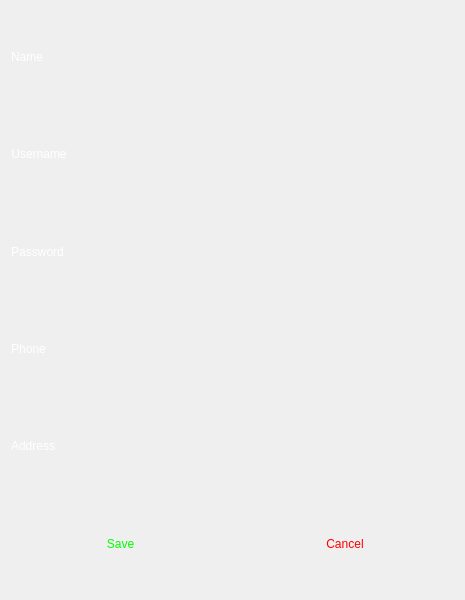
Above: SkullKing/LoginClasses/signup.ui from danialmd81/skull-king before the change. Below: the same form after it.
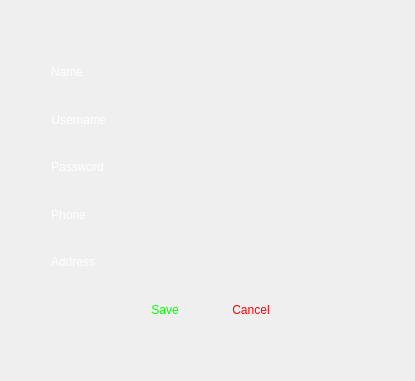
That is the form after the change. Icons and pictures are not drawn.

```diff
--- a/SkullKing/LoginClasses/signup.ui
+++ b/SkullKing/LoginClasses/signup.ui
@@ -9,22 +9,16 @@
    <rect>
     <x>0</x>
     <y>0</y>
-    <width>465</width>
-    <height>600</height>
+    <width>415</width>
+    <height>381</height>
    </rect>
   </property>
   <property name="sizePolicy">
-   <sizepolicy hsizetype="Expanding" vsizetype="Expanding">
+   <sizepolicy hsizetype="Minimum" vsizetype="Minimum">
     <horstretch>0</horstretch>
     <verstretch>0</verstretch>
    </sizepolicy>
   </property>
-  <property name="minimumSize">
-   <size>
-    <width>450</width>
-    <height>600</height>
-   </size>
-  </property>
   <property name="windowTitle">
    <string>Sign Up</string>
   </property>
@@ -37,10 +31,46 @@
   <property name="modal">
    <bool>true</bool>
   </property>
-  <layout class="QGridLayout" name="gridLayout_2">
-   <item row="0" column="0">
-    <layout class="QGridLayout" name="gridLayout">
-     <item row="0" column="0">
+  <layout class="QVBoxLayout" name="verticalLayout_3">
+   <item>
+    <layout class="QVBoxLayout" name="verticalLayout_2">
+     <item>
+      <spacer name="verticalSpacer">
+       <property name="orientation">
+        <enum>Qt::Vertical</enum>
+       </property>
+       <property name="sizeType">
+        <enum>QSizePolicy::Preferred</enum>
+       </property>
+       <property name="sizeHint" stdset="0">
+        <size>
+         <width>20</width>
+         <height>40</height>
+        </size>
+       </property>
+      </spacer>
+     </item>
+     <item>
+      <layout class="QHBoxLayout" name="horizontalLayout_7">
+       <item>
+        <spacer name="horizontalSpacer_3">
+         <property name="orientation">
+          <enum>Qt::Horizontal</enum>
+         </property>
+         <property name="sizeType">
+          <enum>QSizePolicy::Minimum</enum>
+         </property>
+         <property name="sizeHint" stdset="0">
+          <size>
+           <width>40</width>
+           <height>20</height>
+          </size>
+         </property>
+        </spacer>
+       </item>
+       <item>
+        <layout class="QVBoxLayout" name="verticalLayout">
+         <item>
       <layout class="QHBoxLayout" name="horizontalLayout_5">
        <item>
         <widget class="QLabel" name="label">
@@ -259,7 +289,7 @@
        <item>
         <widget class="QLineEdit" name="Name">
          <property name="sizePolicy">
-          <sizepolicy hsizetype="Expanding" vsizetype="Preferred">
+              <sizepolicy hsizetype="Expanding" vsizetype="Minimum">
            <horstretch>0</horstretch>
            <verstretch>0</verstretch>
           </sizepolicy>
@@ -285,7 +315,7 @@
        </item>
       </layout>
      </item>
-     <item row="1" column="0">
+         <item>
       <layout class="QHBoxLayout" name="horizontalLayout_4">
        <item>
         <widget class="QLabel" name="label_2">
@@ -504,7 +534,7 @@
        <item>
         <widget class="QLineEdit" name="Username">
          <property name="sizePolicy">
-          <sizepolicy hsizetype="Expanding" vsizetype="Preferred">
+              <sizepolicy hsizetype="Expanding" vsizetype="Minimum">
            <horstretch>0</horstretch>
            <verstretch>0</verstretch>
           </sizepolicy>
@@ -530,7 +560,7 @@
        </item>
       </layout>
      </item>
-     <item row="2" column="0">
+         <item>
       <layout class="QHBoxLayout" name="horizontalLayout_3">
        <item>
         <widget class="QLabel" name="label_5">
@@ -749,7 +779,7 @@
        <item>
         <widget class="QLineEdit" name="Password">
          <property name="sizePolicy">
-          <sizepolicy hsizetype="Expanding" vsizetype="Preferred">
+              <sizepolicy hsizetype="Expanding" vsizetype="Minimum">
            <horstretch>0</horstretch>
            <verstretch>0</verstretch>
           </sizepolicy>
@@ -775,7 +805,7 @@
        </item>
       </layout>
      </item>
-     <item row="3" column="0">
+         <item>
       <layout class="QHBoxLayout" name="horizontalLayout_2">
        <item>
         <widget class="QLabel" name="label_3">
@@ -994,7 +1024,7 @@
        <item>
         <widget class="QLineEdit" name="Phone">
          <property name="sizePolicy">
-          <sizepolicy hsizetype="Expanding" vsizetype="Preferred">
+              <sizepolicy hsizetype="Expanding" vsizetype="Minimum">
            <horstretch>0</horstretch>
            <verstretch>0</verstretch>
           </sizepolicy>
@@ -1020,7 +1050,7 @@
        </item>
       </layout>
      </item>
-     <item row="4" column="0">
+         <item>
       <layout class="QHBoxLayout" name="horizontalLayout">
        <item>
         <widget class="QLabel" name="label_4">
@@ -1238,14 +1268,14 @@
        <item>
         <widget class="QLineEdit" name="Address">
          <property name="sizePolicy">
-          <sizepolicy hsizetype="Expanding" vsizetype="Preferred">
+              <sizepolicy hsizetype="Expanding" vsizetype="Minimum">
            <horstretch>0</horstretch>
            <verstretch>0</verstretch>
           </sizepolicy>
          </property>
          <property name="minimumSize">
           <size>
-           <width>193</width>
+               <width>200</width>
            <height>35</height>
           </size>
          </property>
@@ -1264,16 +1294,35 @@
        </item>
       </layout>
      </item>
-     <item row="5" column="0">
+         <item>
       <layout class="QHBoxLayout" name="horizontalLayout_6">
+           <item>
+            <spacer name="horizontalSpacer">
+             <property name="orientation">
+              <enum>Qt::Horizontal</enum>
+             </property>
+             <property name="sizeHint" stdset="0">
+              <size>
+               <width>40</width>
+               <height>20</height>
+              </size>
+             </property>
+            </spacer>
+           </item>
        <item>
         <widget class="QPushButton" name="save">
          <property name="sizePolicy">
-          <sizepolicy hsizetype="Minimum" vsizetype="Preferred">
+              <sizepolicy hsizetype="Minimum" vsizetype="Minimum">
            <horstretch>0</horstretch>
            <verstretch>0</verstretch>
           </sizepolicy>
          </property>
+             <property name="maximumSize">
+              <size>
+               <width>80</width>
+               <height>53</height>
+              </size>
+             </property>
          <property name="palette">
           <palette>
            <active>
@@ -1489,11 +1538,17 @@
        <item>
         <widget class="QPushButton" name="cancel">
          <property name="sizePolicy">
-          <sizepolicy hsizetype="Minimum" vsizetype="Preferred">
+              <sizepolicy hsizetype="Minimum" vsizetype="Minimum">
            <horstretch>0</horstretch>
            <verstretch>0</verstretch>
           </sizepolicy>
          </property>
+             <property name="maximumSize">
+              <size>
+               <width>101</width>
+               <height>53</height>
+              </size>
+             </property>
          <property name="styleSheet">
           <string notr="true">border-image: url(:/Pictures/Game/Background.png);
 background: transparent;
@@ -1507,7 +1562,56 @@
          </property>
         </widget>
        </item>
-      </layout>
+           <item>
+            <spacer name="horizontalSpacer_2">
+             <property name="orientation">
+              <enum>Qt::Horizontal</enum>
+             </property>
+             <property name="sizeHint" stdset="0">
+              <size>
+               <width>40</width>
+               <height>20</height>
+              </size>
+             </property>
+            </spacer>
+           </item>
+          </layout>
+         </item>
+        </layout>
+       </item>
+       <item>
+        <spacer name="horizontalSpacer_4">
+         <property name="orientation">
+          <enum>Qt::Horizontal</enum>
+         </property>
+         <property name="sizeType">
+          <enum>QSizePolicy::Minimum</enum>
+         </property>
+         <property name="sizeHint" stdset="0">
+          <size>
+           <width>40</width>
+           <height>20</height>
+          </size>
+         </property>
+        </spacer>
+       </item>
+      </layout>
+     </item>
+     <item>
+      <spacer name="verticalSpacer_2">
+       <property name="orientation">
+        <enum>Qt::Vertical</enum>
+       </property>
+       <property name="sizeType">
+        <enum>QSizePolicy::Preferred</enum>
+       </property>
+       <property name="sizeHint" stdset="0">
+        <size>
+         <width>20</width>
+         <height>40</height>
+        </size>
+       </property>
+      </spacer>
      </item>
     </layout>
    </item>
```
Left out of the diff: 5 changed lines with no effect on the pictures. Lines whose indentation alone changed are shown as unchanged.
